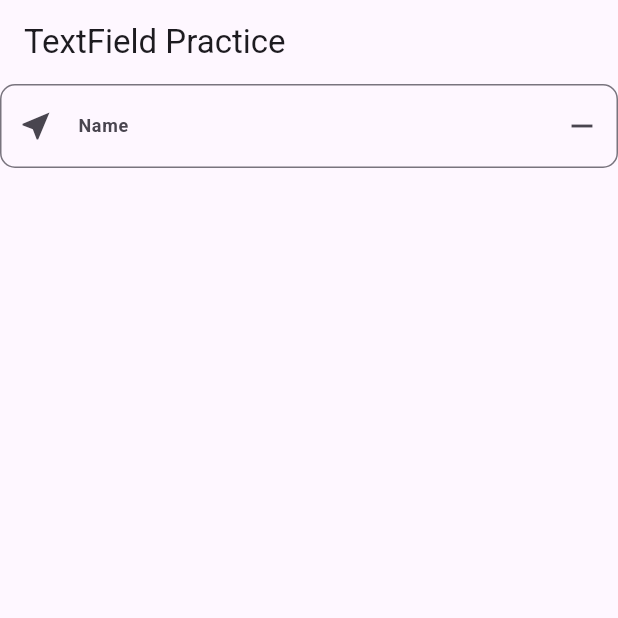
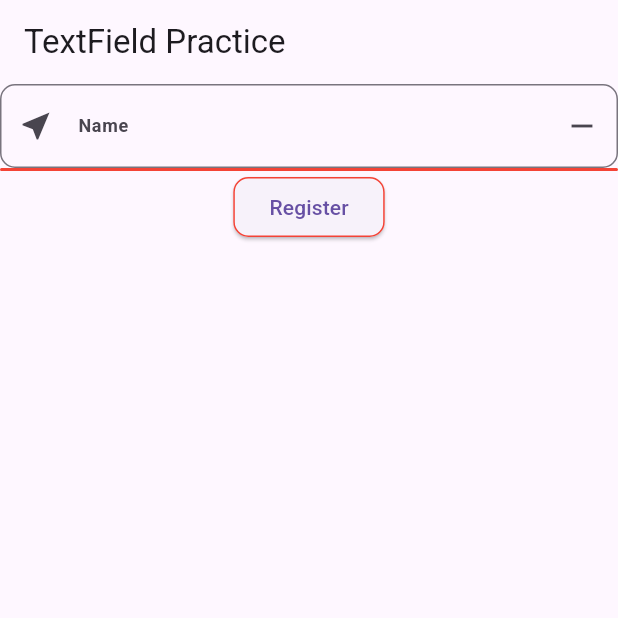
Before and after one commit to Akhi626052/practice_dart_ui, a Flutter app: the TextFieldPra screen opened directly, on a phone screen of 412 x 824 dp, the top half of it. Run offline on Flutter 3.47's test engine with Material 3 defaults, Android fonts, the phone set to English and light mode, and no system bars; our stand-ins replace bloc, firebase_auth, firebase_core, firebase_messaging, flutter_bloc, flutter_local_notifications and 6 more; accounts and stored records are empty; Roboto replaces fonts that are missing (FontStyle.italic).

Commit message:
update code container, button

```diff
--- a/lib/daily_read_ui_component/textfield_pra.dart
+++ b/lib/daily_read_ui_component/textfield_pra.dart
@@ -71,6 +71,29 @@ class _StatefullTextField extends State<TextFieldPra>{
            // ),
          ),
          ),
+
+          Container(
+            decoration: BoxDecoration(
+              borderRadius: BorderRadius.circular(10),
+              border: Border.all(width: 1,color: Colors.red)
+            ),
+          ),
+          ElevatedButton(
+            onPressed: (){
+
+            },
+            child: Text("Register"),
+            style: ElevatedButton.styleFrom(
+            side: BorderSide(width: 1,color: Colors.red),
+
+            shape: RoundedRectangleBorder(
+
+              borderRadius: BorderRadius.circular(10),
+              side: BorderSide(width: 1,color: Colors.red),
+
+            ),
+            ),
+            ),
         ],
       ),
     );
```
